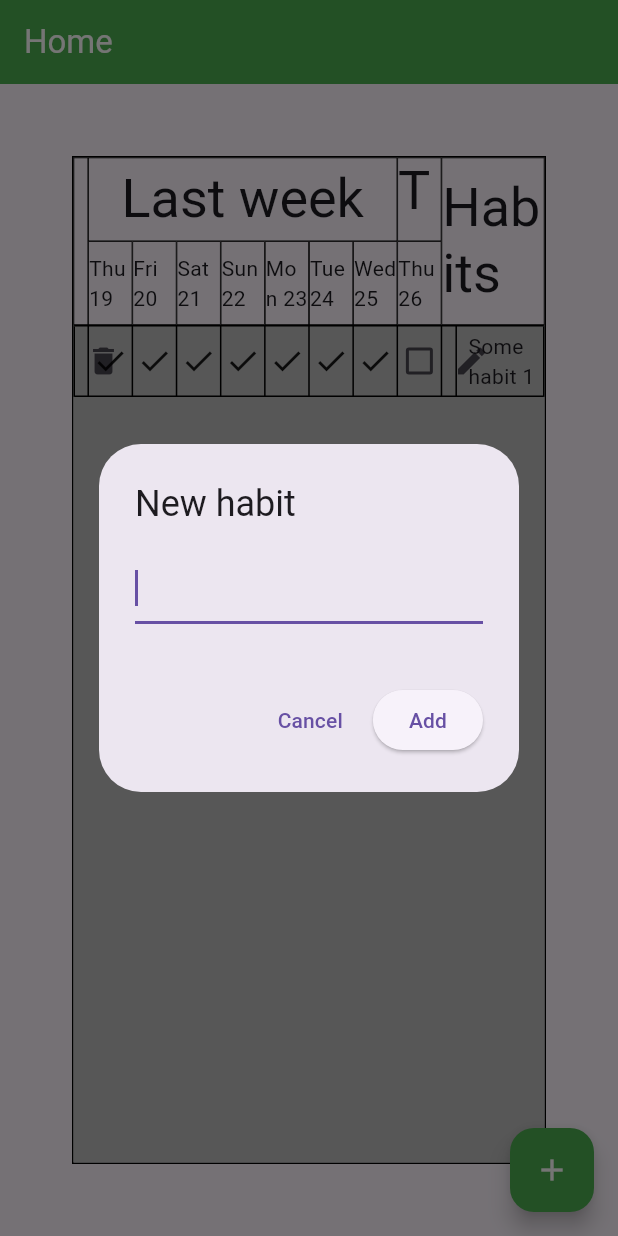
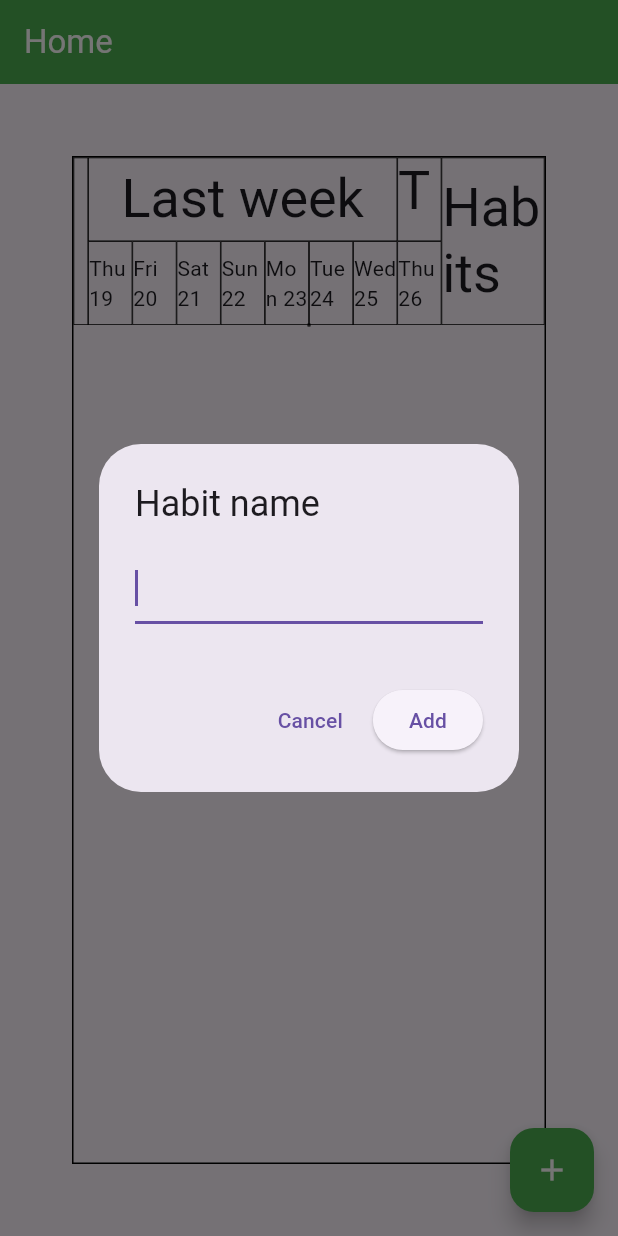
Before and after one commit to afarfanm/habit_tracker, a Flutter app: the screen it shows after launch, after a tap on the "add" icon, on a phone screen of 412 x 824 dp. Run offline on Flutter 3.47's test engine with Material 3 defaults, Android fonts, the phone set to English and light mode, and no system bars.

Commit message:
Finished new layout interactions

```diff
--- a/lib/view/habit_log.dart
+++ b/lib/view/habit_log.dart
@@ -1,14 +1,24 @@
 import 'package:flutter/material.dart';
+import 'package:habit_tracker/model/habit.dart';
 
-class HabitLog extends StatefulWidget {
-  const HabitLog({super.key});
+class HabitLog extends StatelessWidget {
+  HabitLog(
+      {super.key,
+      required List<Habit> habits,
+      required void Function(bool, int) onMarkToggle,
+      required void Function(int) onDelete,
+      required void Function(int) onEdit})
+      : _onEdit = onEdit,
+        _onDelete = onDelete,
+        _onMarkToggle = onMarkToggle,
+        _habits = habits;
 
-  @override
-  State<HabitLog> createState() => _HabitLogState();
-}
+  final List<Habit> _habits;
+  final void Function(bool, int) _onMarkToggle;
+  final void Function(int) _onDelete;
+  final void Function(int) _onEdit;
 
-class _HabitLogState extends State<HabitLog> {
-  BoxDecoration cellDecoration = BoxDecoration(
+  final BoxDecoration cellDecoration = BoxDecoration(
     border: Border.all(
       color: Colors.black,
       width: 0.5,
@@ -17,42 +27,51 @@ class _HabitLogState extends State<HabitLog> {
 
   @override
   Widget build(BuildContext context) {
-    return Table(
-      defaultColumnWidth: FractionColumnWidth(3 / 32),
-      columnWidths: <int, TableColumnWidth>{
+    return SingleChildScrollView(
+      child: Table(
+        defaultColumnWidth: const FractionColumnWidth(3 / 32),
+        columnWidths: const <int, TableColumnWidth>{
           0: FractionColumnWidth(1 / 32),
           9: FractionColumnWidth(1 / 32),
           10: FractionColumnWidth(6 / 32),
         },
         border: TableBorder.all(),
         defaultVerticalAlignment: TableCellVerticalAlignment.middle,
-      children: [
-        TableRow(
+        children: List.generate(_habits.length, (i) {
+          Habit currentHabit = _habits[i];
+
+          return TableRow(
             children: [
               IconButton(
-              onPressed: () => print("pressed"),
-              icon: Icon(Icons.delete),
+                onPressed: () => _onDelete(i),
+                icon: const Icon(Icons.delete),
               ),
               ...List.generate(
                 7,
-              (i) => Icon(Icons.check),
+                (i) => currentHabit.isMarkedAtHistory(i)
+                    ? const Icon(Icons.check)
+                    : Container(),
               ),
-            Checkbox(value: false, onChanged: (val) => print("toggled")),
+              Checkbox(
+                value: currentHabit.isDoneToday(),
+                onChanged: (val) => _onMarkToggle(val!, i),
+              ),
               IconButton(
-              onPressed: () => print("pressed"),
-              icon: Icon(Icons.edit),
+                onPressed: () => _onEdit(i),
+                icon: const Icon(Icons.edit),
               ),
               Container(
-              constraints: BoxConstraints(minHeight: 40.0),
-              padding: EdgeInsets.only(left: 8.0),
+                constraints: const BoxConstraints(minHeight: 40.0),
+                padding: const EdgeInsets.only(left: 8.0),
                 child: Align(
                   alignment: Alignment.centerLeft,
-                child: Text("Some habit 1"),
+                  child: Text(currentHabit.name),
                 ),
               ),
             ],
+          );
+        }),
       ),
-      ],
     );
   }
 }
--- a/lib/view/new_habit_dialog.dart
+++ b/lib/view/habit_name_set_dialog.dart
@@ -1,17 +1,17 @@
 import 'package:flutter/material.dart';
 
-class NewHabitDialog extends StatefulWidget {
-  const NewHabitDialog(
-      {super.key, required void Function(String) onHabitCreated})
-      : _onHabitCreated = onHabitCreated;
+class HabitNameSetDialog extends StatefulWidget {
+  const HabitNameSetDialog(
+      {super.key, required void Function(String) onHabitNameSet})
+      : _onHabitCreated = onHabitNameSet;
 
   final void Function(String) _onHabitCreated;
 
   @override
-  State<NewHabitDialog> createState() => _NewHabitDialogState();
+  State<HabitNameSetDialog> createState() => _HabitNameSetDialogState();
 }
 
-class _NewHabitDialogState extends State<NewHabitDialog> {
+class _HabitNameSetDialogState extends State<HabitNameSetDialog> {
   late final TextEditingController _newHabitTextInputController;
   String _errorMessage = "";
 
@@ -30,7 +30,7 @@ class _NewHabitDialogState extends State<NewHabitDialog> {
   @override
   Widget build(BuildContext context) {
     return AlertDialog(
-      title: const Text("New habit"),
+      title: const Text("Habit name"),
       content: Column(
         mainAxisSize: MainAxisSize.min,
         children: [
--- a/lib/view/header.dart
+++ b/lib/view/header.dart
@@ -17,14 +17,7 @@ class Header extends StatelessWidget {
   Widget build(BuildContext context) {
     TextStyle? headingStyle = Theme.of(context).textTheme.displaySmall;
 
-    if (_weekDates.isEmpty) {
-      for (int i = 0; i < 7; ++i) {
-        _weekDates.add("Mon 01");
-      }
-    }
-
-    return Expanded(
-      child: Row(
+    return Row(
       children: [
         Expanded(
           child: Container(
@@ -102,7 +95,6 @@ class Header extends StatelessWidget {
           ),
         ),
       ],
-      ),
     );
   }
 }
--- a/lib/view/home_page.dart
+++ b/lib/view/home_page.dart
@@ -5,7 +5,7 @@ import 'package:habit_tracker/model/habit.dart';
 import 'package:habit_tracker/model/habits_dao.dart';
 import 'package:habit_tracker/view/habit_log.dart';
 import 'package:habit_tracker/view/header.dart';
-import 'package:habit_tracker/view/new_habit_dialog.dart';
+import 'package:habit_tracker/view/habit_name_set_dialog.dart';
 
 class HomePage extends StatefulWidget {
   const HomePage({super.key, required String title}) : _title = title;
@@ -59,19 +59,23 @@ class _HomePageState extends State<HomePage> {
         ),
         child: Column(
           children: [
-            Header(),
+            Expanded(
+              child: Header(),
+            ),
             Expanded(
               flex: 5,
-              child: Container(
-                color: Colors.grey[400],
-                child: HabitLog(),
+              child: HabitLog(
+                habits: _habitList,
+                onMarkToggle: _toggleHabitDoneToday,
+                onDelete: _removeHabitAt,
+                onEdit: (index) => _showHabitRenameDialog(context, index),
               ),
             ),
           ],
         ),
       ),
       floatingActionButton: FloatingActionButton(
-        onPressed: _showHabitCreationDialog,
+        onPressed: () => _showHabitCreationDialog(context),
         tooltip: 'Add habit',
         child: const Icon(Icons.add),
       ),
@@ -90,17 +94,31 @@ class _HomePageState extends State<HomePage> {
     });
   }
 
-  void _showHabitCreationDialog() {
+  void _showHabitCreationDialog(BuildContext context) {
     showDialog(
       context: context,
-      builder: (BuildContext context) =>
-          NewHabitDialog(onHabitCreated: _addHabit),
+      builder: (BuildContext context) {
+        return HabitNameSetDialog(onHabitNameSet: (name) {
+          setState(() {
+            _habitList.add(Habit(name));
+          });
+        });
+      },
     );
   }
 
-  void _addHabit(String name) {
-    setState(() {
-      _habitList.add(Habit(name));
-    });
+  void _showHabitRenameDialog(BuildContext context, int index) {
+    showDialog(
+      context: context,
+      builder: (BuildContext context) {
+        return HabitNameSetDialog(
+          onHabitNameSet: (name) {
+            setState(() {
+              _habitList[index].name = name;
+            });
+          },
+        );
+      },
+    );
   }
 }
```
Lines whose indentation alone changed are shown as unchanged.
